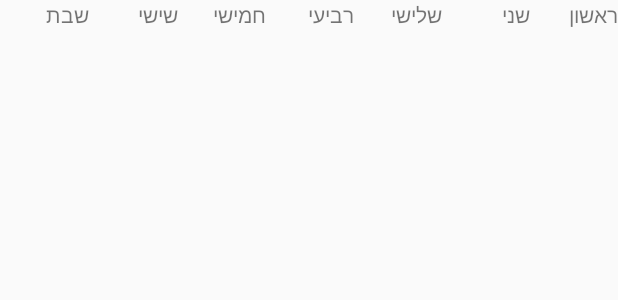
After one commit to yshahak/Jalendar, an Android app: the layout week_headers.xml on its own in the app's theme, with its tools: preview values and no code run, on a phone screen of 412 x 824 dp. The commit adds this screen. Shown: the top 300 px of the screen. Run offline under Robolectric (Android 15) with nearby library versions, the phone set to English and light mode, and no system bars.

Commit message:
[ADD]toolbar

```diff
--- a/app/src/main/java/com/thedroidboy/jalendar/fragments/FragmentMonth.java
+++ b/app/src/main/java/com/thedroidboy/jalendar/fragments/FragmentMonth.java
@@ -26,8 +26,6 @@ import com.thedroidboy.jalendar.model.MonthVM;
 public class FragmentMonth extends Fragment {
 
     private static final String KEY_POSITION = "keyPosition";
-    private int position;
-    private JewCalendar jewCalendar;
     private MonthFactory monthFactory;
 
     public static FragmentMonth newInstance(int position){
@@ -41,8 +39,8 @@ public class FragmentMonth extends Fragment {
     @Override
     public void onCreate(@Nullable Bundle savedInstanceState) {
         super.onCreate(savedInstanceState);
-        this.position = getArguments().getInt(KEY_POSITION);
-        this.jewCalendar = JewCalendarPool.obtain(position);
+        int position = getArguments().getInt(KEY_POSITION);
+        JewCalendar jewCalendar = JewCalendarPool.obtain(position);
         this.monthFactory = new MonthFactory(jewCalendar);
     }
 
--- /dev/null
+++ b/app/src/main/res/layout/week_headers.xml
@@ -0,0 +1,61 @@
+<?xml version="1.0" encoding="utf-8"?>
+<LinearLayout xmlns:android="http://schemas.android.com/apk/res/android"
+    xmlns:tools="http://schemas.android.com/tools"
+    android:layout_width="match_parent"
+    android:layout_height="wrap_content"
+    android:layoutDirection="rtl"
+    android:orientation="horizontal"
+    android:weightSum="7"
+    tools:showIn="@layout/month_item">
+
+    <TextView
+        android:layout_width="0dp"
+        android:layout_height="wrap_content"
+        android:layout_weight="1"
+        android:text="ראשון"
+        android:textAppearance="@style/TextAppearance.AppCompat.Small" />
+
+    <TextView
+        android:layout_width="0dp"
+        android:layout_height="wrap_content"
+        android:layout_weight="1"
+        android:text="שני"
+        android:textAppearance="@style/TextAppearance.AppCompat.Small" />
+
+    <TextView
+        android:layout_width="0dp"
+        android:layout_height="wrap_content"
+        android:layout_weight="1"
+        android:text="שלישי"
+        android:textAppearance="@style/TextAppearance.AppCompat.Small" />
+
+    <TextView
+        android:layout_width="0dp"
+        android:layout_height="wrap_content"
+        android:layout_weight="1"
+        android:text="רביעי"
+        android:textAppearance="@style/TextAppearance.AppCompat.Small" />
+
+    <TextView
+        android:layout_width="0dp"
+        android:layout_height="wrap_content"
+        android:layout_weight="1"
+        android:text="חמישי"
+        android:textAppearance="@style/TextAppearance.AppCompat.Small" />
+
+    <TextView
+        android:layout_width="0dp"
+        android:layout_height="wrap_content"
+        android:layout_weight="1"
+        android:text="שישי"
+        android:textAppearance="@style/TextAppearance.AppCompat.Small" />
+
+    <TextView
+        android:layout_width="0dp"
+        android:layout_height="wrap_content"
+        android:layout_weight="1"
+        android:text="שבת"
+        android:textAppearance="@style/TextAppearance.AppCompat.Small" />
+
+
+</LinearLayout>
--- a/app/src/main/res/values/styles.xml
+++ b/app/src/main/res/values/styles.xml
@@ -1,11 +1,15 @@
-<resources>
+<resources xmlns:tools="http://schemas.android.com/tools">
 
     <!-- Base application theme. -->
-    <style name="AppTheme" parent="Theme.AppCompat.Light.DarkActionBar">
+    <style name="AppTheme" parent="CustomActionBarStyle">
         <!-- Customize your theme here. -->
         <item name="colorPrimary">@color/colorPrimary</item>
         <item name="colorPrimaryDark">@color/colorPrimaryDark</item>
         <item name="colorAccent">@color/colorAccent</item>
     </style>
 
+    <style name="CustomActionBarStyle" parent="Theme.AppCompat.Light.DarkActionBar">
+        <item name="android:layoutDirection" tools:targetApi="jelly_bean_mr1">rtl</item>
+    </style>
+
 </resources>
```
Also changed, not shown: app/src/main/java/com/thedroidboy/jalendar/MainActivity.java (+23 -1 lines), app/src/main/res/layout/day_item.xml (+24 -11 lines), app/src/main/res/layout/month_item.xml (+7 -2 lines).
